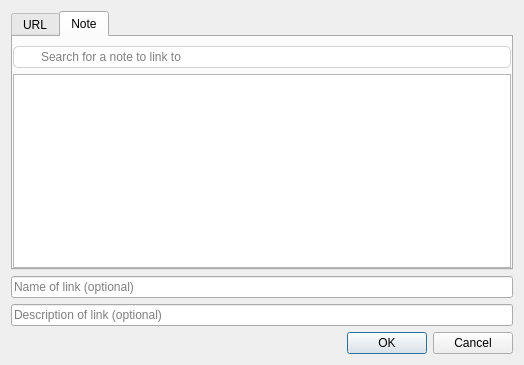
This is src/dialogs/linkdialog.ui in pbek/QOwnNotes as Qt 5 draws it before an edit. The edited form follows.
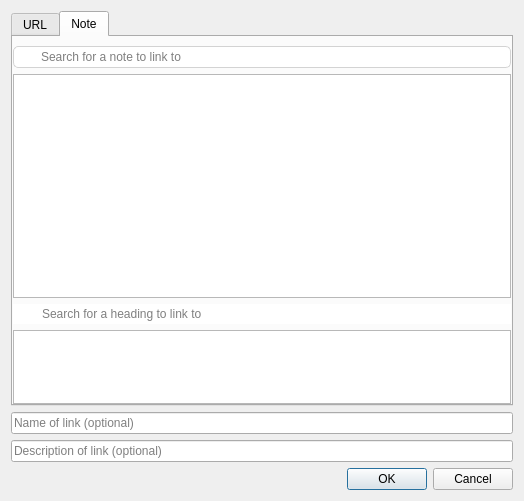
This is the edited form. The open tabs and pages were chosen to show the change. Icons and pictures are not drawn.

Commit message: Allow selecting a heading to link to in note link dialog (#1977)

What changed in the file:
```diff
--- a/src/dialogs/linkdialog.ui
+++ b/src/dialogs/linkdialog.ui
@@ -7,7 +7,7 @@
     <x>0</x>
     <y>0</y>
     <width>524</width>
-    <height>365</height>
+    <height>501</height>
    </rect>
   </property>
   <property name="windowTitle">
@@ -129,7 +129,46 @@
           </widget>
          </item>
          <item>
-          <widget class="QListWidget" name="notesListWidget"/>
+          <widget class="QListWidget" name="notesListWidget">
+           <property name="sizePolicy">
+            <sizepolicy hsizetype="Expanding" vsizetype="Expanding">
+             <horstretch>0</horstretch>
+             <verstretch>3</verstretch>
+            </sizepolicy>
+           </property>
+          </widget>
+         </item>
+         <item>
+          <widget class="QLineEdit" name="headingSearchLineEdit">
+           <property name="styleSheet">
+            <string notr="true">QLineEdit {
+        /* the background image doesn't work without the border definition */
+	border: none;
+	padding: 2px 5px 2px 27px;
+	background-image: url(:/images/search-notes.svg);
+	background-repeat: no-repeat;
+	background-position: center left;
+	margin-right: 0px;
+}
+</string>
+           </property>
+           <property name="placeholderText">
+            <string>Search for a heading to link to</string>
+           </property>
+           <property name="clearButtonEnabled">
+            <bool>true</bool>
+           </property>
+          </widget>
+         </item>
+         <item>
+          <widget class="QListWidget" name="headingListWidget">
+           <property name="sizePolicy">
+            <sizepolicy hsizetype="Expanding" vsizetype="Expanding">
+             <horstretch>0</horstretch>
+             <verstretch>1</verstretch>
+            </sizepolicy>
+           </property>
+          </widget>
          </item>
         </layout>
        </widget>
```
Left out of the diff: 3 changed lines with no effect on the pictures. The commit also changes 6 other files.
